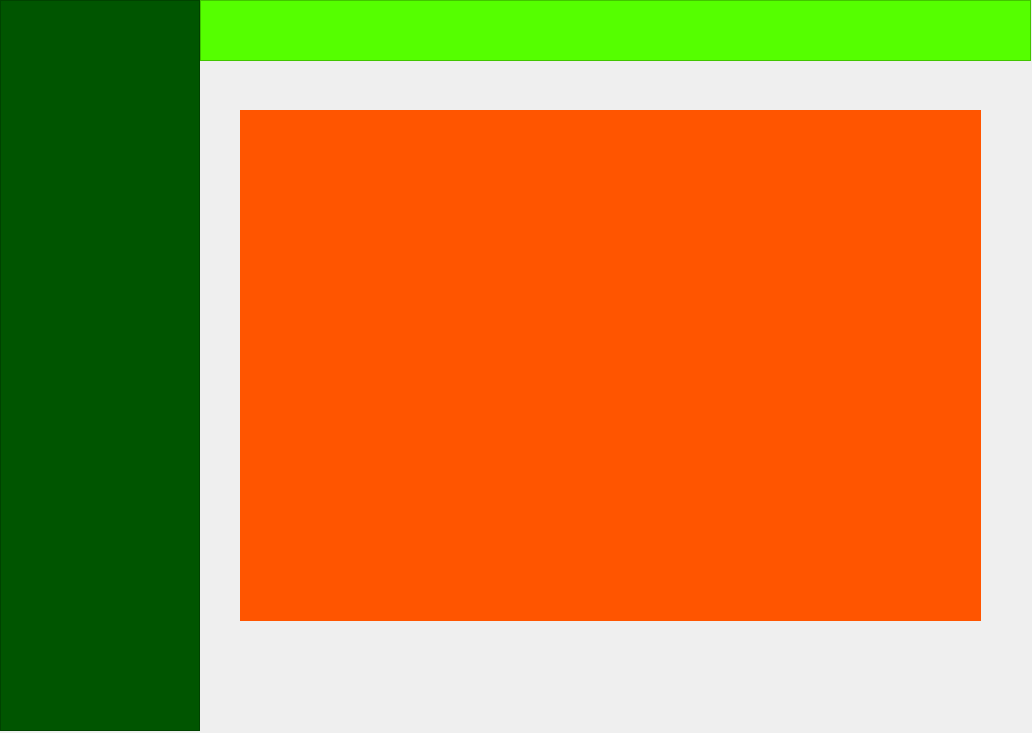
First picture: the form in uis/main.ui, repository ElAchker02/Face-Recognition-System, before the edit.
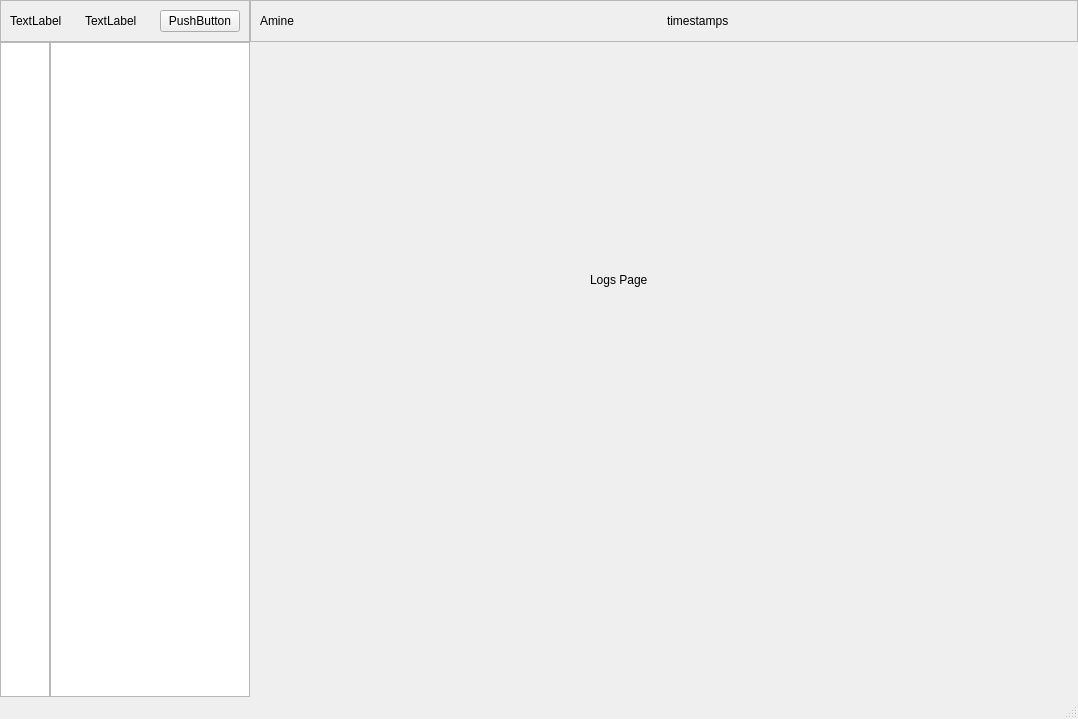
Second picture: the form after the edit.

Commit message: create the design page and create pages

Diff of the .ui file:
```diff
--- a/uis/main.ui
+++ b/uis/main.ui
@@ -1,71 +1,224 @@
 <?xml version="1.0" encoding="UTF-8"?>
 <ui version="4.0">
- <class>Form</class>
- <widget class="QWidget" name="Form">
+ <class>MainWindow</class>
+ <widget class="QMainWindow" name="MainWindow">
   <property name="geometry">
    <rect>
     <x>0</x>
     <y>0</y>
-    <width>1032</width>
-    <height>733</height>
+    <width>1078</width>
+    <height>719</height>
    </rect>
   </property>
   <property name="windowTitle">
    <string>Form</string>
   </property>
-  <widget class="QFrame" name="sidebar">
+  <widget class="QWidget" name="centralwidget">
+   <layout class="QGridLayout" name="gridLayout">
+    <property name="leftMargin">
+     <number>0</number>
+    </property>
+    <property name="topMargin">
+     <number>0</number>
+    </property>
+    <property name="rightMargin">
+     <number>0</number>
+    </property>
+    <property name="bottomMargin">
+     <number>0</number>
+    </property>
+    <property name="spacing">
+     <number>0</number>
+    </property>
+    <item row="0" column="0" colspan="2">
+     <widget class="QFrame" name="title_frame">
+      <property name="frameShape">
+       <enum>QFrame::StyledPanel</enum>
+      </property>
+      <property name="frameShadow">
+       <enum>QFrame::Raised</enum>
+      </property>
+      <layout class="QHBoxLayout" name="horizontalLayout">
+       <item>
+        <widget class="QLabel" name="title">
+         <property name="text">
+          <string>TextLabel</string>
+         </property>
+        </widget>
+       </item>
+       <item>
+        <widget class="QLabel" name="title2">
+         <property name="text">
+          <string>TextLabel</string>
+         </property>
+        </widget>
+       </item>
+       <item>
+        <widget class="QPushButton" name="pushButton">
+         <property name="text">
+          <string>PushButton</string>
+         </property>
+        </widget>
+       </item>
+      </layout>
+     </widget>
+    </item>
+    <item row="1" column="0">
+     <widget class="QListWidget" name="listWidget_icon">
+      <property name="maximumSize">
+       <size>
+        <width>50</width>
+        <height>16777215</height>
+       </size>
+      </property>
+     </widget>
+    </item>
+    <item row="1" column="4">
+     <widget class="QStackedWidget" name="stackedWidget">
+      <property name="currentIndex">
+       <number>2</number>
+      </property>
+      <widget class="QWidget" name="dashboard_page">
+       <widget class="QLabel" name="label">
+        <property name="geometry">
+         <rect>
+          <x>460</x>
+          <y>190</y>
+          <width>161</width>
+          <height>20</height>
+         </rect>
+        </property>
+        <property name="text">
+         <string>dashboard</string>
+        </property>
+       </widget>
+      </widget>
+      <widget class="QWidget" name="Users_page">
+       <widget class="QLabel" name="label_2">
+        <property name="geometry">
+         <rect>
+          <x>310</x>
+          <y>210</y>
+          <width>111</width>
+          <height>16</height>
+         </rect>
+        </property>
+        <property name="text">
+         <string>Users Page</string>
+        </property>
+       </widget>
+      </widget>
+      <widget class="QWidget" name="logs_page">
+       <widget class="QLabel" name="label_3">
+        <property name="geometry">
+         <rect>
+          <x>340</x>
+          <y>230</y>
+          <width>111</width>
+          <height>16</height>
+         </rect>
+        </property>
+        <property name="text">
+         <string>Logs Page</string>
+        </property>
+       </widget>
+      </widget>
+      <widget class="QWidget" name="departements_page">
+       <widget class="QLabel" name="label_6">
+        <property name="geometry">
+         <rect>
+          <x>290</x>
+          <y>80</y>
+          <width>131</width>
+          <height>16</height>
+         </rect>
+        </property>
+        <property name="text">
+         <string>departements</string>
+        </property>
+       </widget>
+      </widget>
+      <widget class="QWidget" name="admins_page">
+       <widget class="QLabel" name="label_5">
+        <property name="geometry">
+         <rect>
+          <x>320</x>
+          <y>160</y>
+          <width>55</width>
+          <height>16</height>
+         </rect>
+        </property>
+        <property name="text">
+         <string>admins</string>
+        </property>
+       </widget>
+      </widget>
+      <widget class="QWidget" name="settings_page">
+       <widget class="QLabel" name="label_4">
+        <property name="geometry">
+         <rect>
+          <x>300</x>
+          <y>120</y>
+          <width>55</width>
+          <height>16</height>
+         </rect>
+        </property>
+        <property name="text">
+         <string>settings</string>
+        </property>
+       </widget>
+      </widget>
+     </widget>
+    </item>
+    <item row="1" column="1">
+     <widget class="QListWidget" name="listWidget">
+      <property name="maximumSize">
+       <size>
+        <width>200</width>
+        <height>16777215</height>
+       </size>
+      </property>
+     </widget>
+    </item>
+    <item row="0" column="2" colspan="3">
+     <widget class="QFrame" name="frame_2">
+      <property name="frameShape">
+       <enum>QFrame::StyledPanel</enum>
+      </property>
+      <property name="frameShadow">
+       <enum>QFrame::Raised</enum>
+      </property>
+      <layout class="QHBoxLayout" name="horizontalLayout_2">
+       <item>
+        <widget class="QLabel" name="admin">
+         <property name="text">
+          <string>Amine</string>
+         </property>
+        </widget>
+       </item>
+       <item>
+        <widget class="QLabel" name="timestamps">
+         <property name="text">
+          <string>timestamps</string>
+         </property>
+        </widget>
+       </item>
+      </layout>
+     </widget>
+    </item>
+   </layout>
+  </widget>
+  <widget class="QMenuBar" name="menubar">
    <property name="geometry">
     <rect>
      <x>0</x>
      <y>0</y>
-     <width>200</width>
-     <height>731</height>
+     <width>1078</width>
+     <height>26</height>
     </rect>
    </property>
-   <property name="styleSheet">
-    <string notr="true">background-color: rgb(0, 85, 0);</string>
-   </property>
-   <property name="frameShape">
-    <enum>QFrame::StyledPanel</enum>
-   </property>
-   <property name="frameShadow">
-    <enum>QFrame::Raised</enum>
-   </property>
   </widget>
-  <widget class="QFrame" name="header">
-   <property name="geometry">
-    <rect>
-     <x>200</x>
-     <y>0</y>
-     <width>831</width>
-     <height>61</height>
-    </rect>
-   </property>
-   <property name="styleSheet">
-    <string notr="true">background-color: rgb(85, 255, 0);</string>
-   </property>
-   <property name="frameShape">
-    <enum>QFrame::StyledPanel</enum>
-   </property>
-   <property name="frameShadow">
-    <enum>QFrame::Raised</enum>
-   </property>
-  </widget>
-  <widget class="QStackedWidget" name="stackedWidget">
-   <property name="geometry">
-    <rect>
-     <x>240</x>
-     <y>110</y>
-     <width>741</width>
-     <height>511</height>
-    </rect>
-   </property>
-   <property name="styleSheet">
-    <string notr="true">background-color: rgb(255, 85, 0);</string>
-   </property>
-   <widget class="QWidget" name="page"/>
-   <widget class="QWidget" name="page_2"/>
-  </widget>
+  <widget class="QStatusBar" name="statusbar"/>
  </widget>
  <resources/>
  <connections/>
```
Left out of the diff: 2 changed lines with no effect on the pictures. The commit also changes 28 other files.
